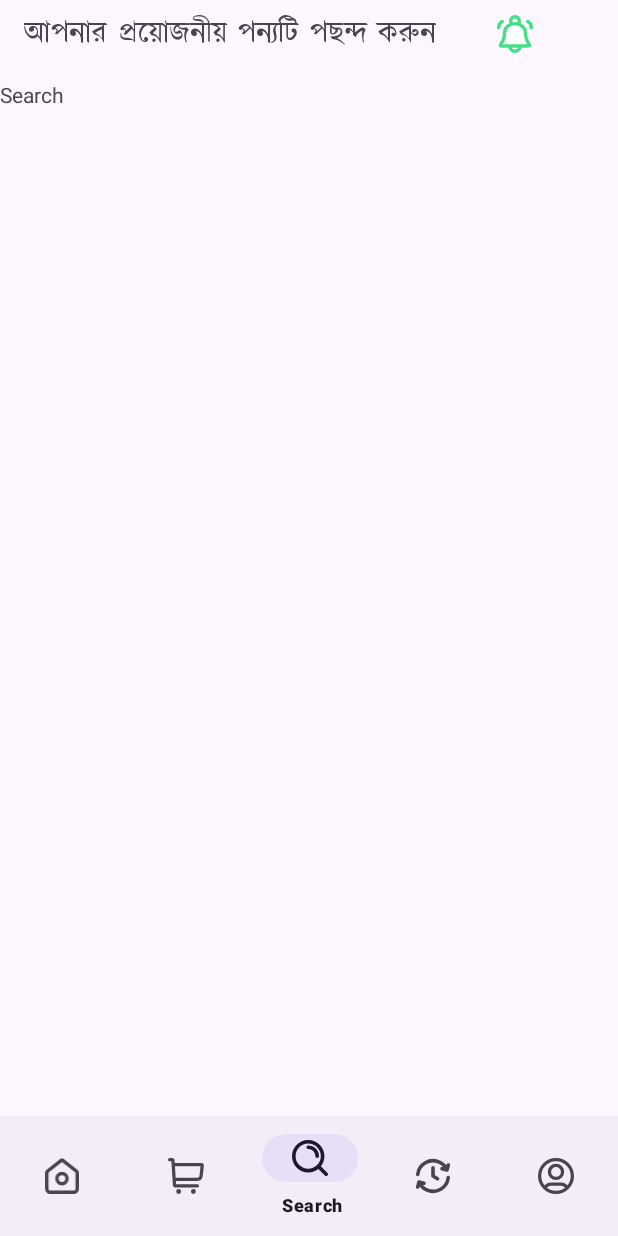
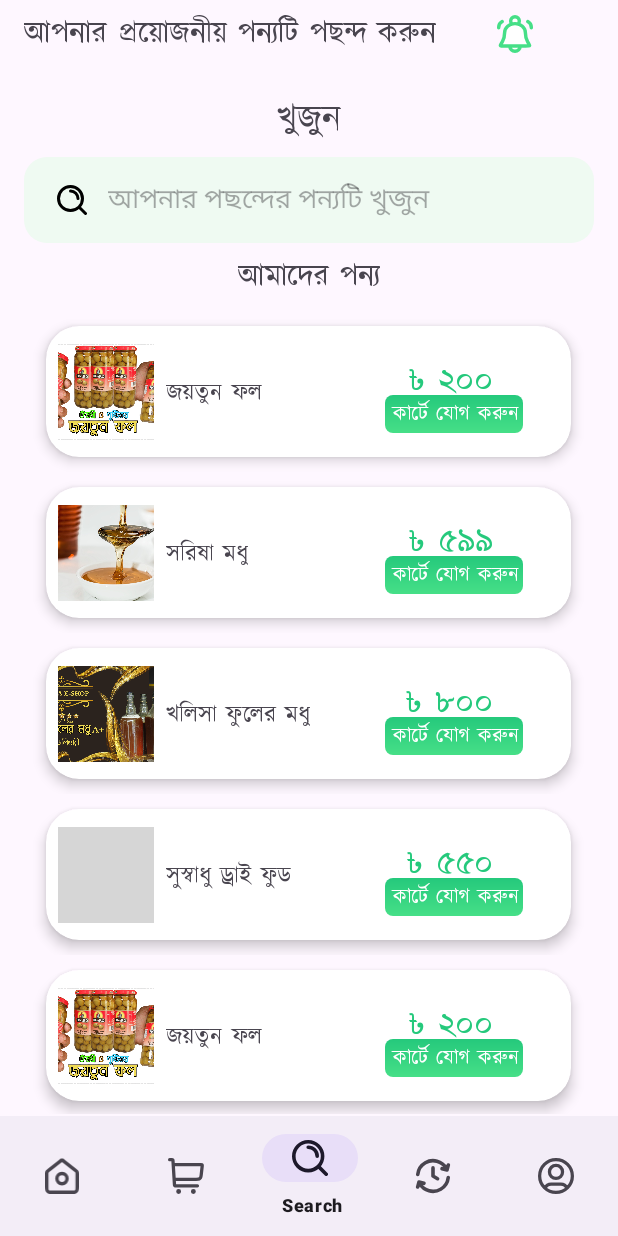
Before and after one commit to saifullah5555/Madina-Eshop-App, an Android app: the SearchFragment screen opened through its navigation route, item 3 of the bottom bar chosen, on a phone screen of 412 x 824 dp. Run offline under Robolectric (Android 15) with nearby library versions, the light colour scheme and no system bars; our stand-ins replace navigation-ui; libraries missing offline, so code that uses them is left out: com.denzcoskun.imageslider; 10 statements that could not run were skipped; grey boxes are pictures that could not be loaded.

Commit message:
alhamdulillah Search Bar Porjonto All ok, Date:4/10/2023. Time: 11:30 am rat. Neat Root Video 7no. ses holo

```diff
--- a/app/build.gradle
+++ b/app/build.gradle
@@ -48,4 +48,6 @@ dependencies {
     androidTestImplementation 'androidx.test.espresso:espresso-core:3.5.1'
 
     implementation 'com.github.denzcoskun:ImageSlideshow:0.1.2'
+
+    implementation 'com.intuit.sdp:sdp-android:1.1.0'
 }
--- a/app/src/main/java/com/madinafinal/madinaeshop/Freagment/CartFragment.kt
+++ b/app/src/main/java/com/madinafinal/madinaeshop/Freagment/CartFragment.kt
@@ -36,7 +36,10 @@ class CartFragment : Fragment() {
         )
 
         val adapter =
-            CartAdapter(ArrayList(CartFoodName), ArrayList(CartItemPrice), ArrayList(CartImage))
+            CartAdapter(
+                ArrayList(CartFoodName),
+                ArrayList(CartItemPrice),
+                ArrayList(CartImage))
         binding.CartRecylerView.layoutManager = LinearLayoutManager(requireContext())
         binding.CartRecylerView.adapter = adapter
 
--- a/app/src/main/java/com/madinafinal/madinaeshop/Freagment/HomeFragment.kt
+++ b/app/src/main/java/com/madinafinal/madinaeshop/Freagment/HomeFragment.kt
@@ -6,6 +6,8 @@ import android.view.ViewGroup
 import androidx.recyclerview.widget.LinearLayoutManager
 import com.denzcoskun.imageslider.constants.ScaleTypes
 import com.denzcoskun.imageslider.models.SlideModel
+import com.google.android.material.bottomsheet.BottomSheetDialog
+import com.madinafinal.madinaeshop.MenuBottomSheetFragment
 import com.madinafinal.madinaeshop.R
 import com.madinafinal.madinaeshop.adapter.PopularAdapter
 import com.madinafinal.madinaeshop.databinding.FragmentHomeBinding
@@ -29,6 +31,12 @@ class HomeFragment : Fragment() {
     ): View1 {
         // Inflate the layout for this fragment
         binding = FragmentHomeBinding.inflate(inflater, container,false)
+
+        binding.ViewallmenuButton.setOnClickListener {
+            val bottomSheetDialog= MenuBottomSheetFragment()
+            bottomSheetDialog.show(parentFragmentManager,"test")
+        }
+
         return binding.root
 
 
@@ -53,8 +61,10 @@ class HomeFragment : Fragment() {
 
         val foodName= listOf("জয়তুন ফল","সরিষা মধু","খলিসা ফুলের মধু","সুস্বাধু ড্রাই ফুড")
         val price= listOf("৳ ২০০","৳ ৫৯৯","৳ ৮০০","৳ ৫৫০")
-        val imagePopular= listOf(R.drawable.jaytun_banner2,R.drawable.sorisamodhu_banner,
-            R.drawable.khalisa_banner,R.drawable.dryfood_banner)
+        val imagePopular= listOf(R.drawable.jaytun_banner2,
+            R.drawable.sorisamodhu_banner,
+            R.drawable.khalisa_banner,
+            R.drawable.dryfood_banner)
 
         val adapter = PopularAdapter(foodName,price,imagePopular)
         binding.PopularRecyclerView.layoutManager = LinearLayoutManager(requireContext())
--- a/app/src/main/java/com/madinafinal/madinaeshop/Freagment/SearchFragment.kt
+++ b/app/src/main/java/com/madinafinal/madinaeshop/Freagment/SearchFragment.kt
@@ -5,56 +5,103 @@ import androidx.fragment.app.Fragment
 import android.view.LayoutInflater
 import android.view.View
 import android.view.ViewGroup
+import android.widget.SearchView
+import androidx.recyclerview.widget.LinearLayoutManager
 import com.madinafinal.madinaeshop.R
+import com.madinafinal.madinaeshop.adapter.MenuAdapter
+import com.madinafinal.madinaeshop.databinding.FragmentSearchBinding
+import com.madinafinal.madinaeshop.databinding.MenuItemBinding
 
-// TODO: Rename parameter arguments, choose names that match
-// the fragment initialization parameters, e.g. ARG_ITEM_NUMBER
-private const val ARG_PARAM1 = "param1"
-private const val ARG_PARAM2 = "param2"
+class SearchFragment : Fragment() {
 
-/**
- * A simple [Fragment] subclass.
- * Use the [SearchFragment.newInstance] factory method to
- * create an instance of this fragment.
- */
-class SearchFragment : Fragment() {
-    // TODO: Rename and change types of parameters
-    private var param1: String? = null
-    private var param2: String? = null
+    private lateinit var binding: FragmentSearchBinding
 
-    override fun onCreate(savedInstanceState: Bundle?) {
+    private lateinit var adapter: MenuAdapter
+    private val orignalMenuFoodName = listOf("জয়তুন ফল", "সরিষা মধু", "খলিসা ফুলের মধু", "সুস্বাধু ড্রাই ফুড",
+        "জয়তুন ফল", "সরিষা মধু", "খলিসা ফুলের মধু", "সুস্বাধু ড্রাই ফুড")
+
+      private val orignalmenuItemPrice = listOf("৳ ২০০", "৳ ৫৯৯", "৳ ৮০০", "৳ ৫৫০",
+        "৳ ২০০", "৳ ৫৯৯", "৳ ৮০০", "৳ ৫৫০")
+
+        private val orignalMenuCartImage = listOf(
+        R.drawable.jaytun_banner2,
+        R.drawable.sorisamodhu_banner,
+        R.drawable.khalisa_banner,
+        R.drawable.dryfood_banner,
+        R.drawable.jaytun_banner2,
+        R.drawable.sorisamodhu_banner,
+        R.drawable.khalisa_banner,
+        R.drawable.dryfood_banner,)
+
+
+       override fun onCreate(savedInstanceState: Bundle?) {
         super.onCreate(savedInstanceState)
-        arguments?.let {
-            param1 = it.getString(ARG_PARAM1)
-            param2 = it.getString(ARG_PARAM2)
+       }
+       private val filterMenuItemName = mutableListOf<String>()
+       private val filterMenuItemPrice = mutableListOf<String>()
+       private val filterMenuImage = mutableListOf<Int>()
+        override fun onCreateView(
+        inflater: LayoutInflater, container: ViewGroup?,
+        savedInstanceState: Bundle?
+        ): View? {
+        // Inflate the layout for this fragment
+        binding = FragmentSearchBinding.inflate(inflater,container,false)
+
+        adapter = MenuAdapter(filterMenuItemName,filterMenuItemPrice,filterMenuImage)
+        binding.allMenuRecyclerView.layoutManager = LinearLayoutManager(requireContext())
+        binding.allMenuRecyclerView.adapter = adapter
+
+            //setup for Search View
+            setupSearchView()
+            //show all menu items
+            showAllMane()
+
+
+        return binding.root
         }
+
+    private fun showAllMane() {
+        filterMenuItemName.clear()
+        filterMenuItemPrice.clear()
+        filterMenuImage.clear()
+
+        filterMenuItemName.addAll(orignalMenuFoodName)
+        filterMenuItemPrice.addAll(orignalmenuItemPrice)
+        filterMenuImage.addAll(orignalMenuCartImage)
+        adapter.notifyDataSetChanged()
     }
 
-    override fun onCreateView(
-        inflater: LayoutInflater, container: ViewGroup?,
-        savedInstanceState: Bundle?
-    ): View? {
-        // Inflate the layout for this fragment
-        return inflater.inflate(R.layout.fragment_search, container, false)
+    private fun setupSearchView() {
+        binding.searchView.setOnQueryTextListener(object :SearchView.OnQueryTextListener{
+            override fun onQueryTextSubmit(query: String): Boolean {
+                filterMenuItems(query)
+                return true
+
+            }
+
+            override fun onQueryTextChange(newText: String): Boolean {
+                filterMenuItems(newText)
+                return true
+            }
+        })
+    }
+
+    private fun filterMenuItems(query: String) {
+      filterMenuItemName.clear()
+      filterMenuItemPrice.clear()
+      filterMenuImage.clear()
+
+        orignalMenuFoodName.forEachIndexed { index, foodName ->
+            if (foodName.contains(query,ignoreCase = true)){
+                filterMenuItemName.add(foodName)
+                filterMenuItemPrice.add(orignalmenuItemPrice[index])
+                filterMenuImage.add(orignalMenuCartImage[index])
+            }
+        }
+        adapter.notifyDataSetChanged()
     }
 
     companion object {
-        /**
-         * Use this factory method to create a new instance of
-         * this fragment using the provided parameters.
-         *
-         * @param param1 Parameter 1.
-         * @param param2 Parameter 2.
-         * @return A new instance of fragment SearchFragment.
-         */
-        // TODO: Rename and change types and number of parameters
-        @JvmStatic
-        fun newInstance(param1: String, param2: String) =
-            SearchFragment().apply {
-                arguments = Bundle().apply {
-                    putString(ARG_PARAM1, param1)
-                    putString(ARG_PARAM2, param2)
-                }
-            }
-    }
+
+        }
 }
--- a/app/src/main/java/com/madinafinal/madinaeshop/adapter/CartAdapter.kt
+++ b/app/src/main/java/com/madinafinal/madinaeshop/adapter/CartAdapter.kt
@@ -46,7 +46,6 @@ private val itemQuantity = IntArray (cartItem.size) { 1 }
                 val itemPosition= adapterPosition
                     if(itemPosition != RecyclerView.NO_POSITION){
                         deleteItem(itemPosition)
-
                     }
 
                 }
@@ -54,9 +53,10 @@ private val itemQuantity = IntArray (cartItem.size) { 1 }
 
         }
         private fun increaseQuantity(position: Int) {
-            if (itemQuantity[position]>10){
+            if (itemQuantity[position]<10){
                 itemQuantity[position] ++
                 binding.cartItemQuantity.text = itemQuantity[position].toString()
+
             }
 
         }
--- /dev/null
+++ b/app/src/main/java/com/madinafinal/madinaeshop/adapter/MenuAdapter.kt
@@ -0,0 +1,36 @@
+package com.madinafinal.madinaeshop.adapter
+
+
+import android.view.LayoutInflater
+import android.view.ViewGroup
+import androidx.recyclerview.widget.RecyclerView
+import com.madinafinal.madinaeshop.databinding.MenuItemBinding
+
+class MenuAdapter(private val menuItemsName: MutableList<String>,
+                private val menuItemPrice:MutableList<String>,
+                  private val menuImage: MutableList<Int>): RecyclerView.Adapter<MenuAdapter.MenuViewHolder>() {
+
+
+    override fun onCreateViewHolder(parent: ViewGroup, viewType: Int): MenuViewHolder {
+        val binding = MenuItemBinding.inflate(LayoutInflater.from(parent.context),parent,false)
+        return MenuViewHolder(binding)
+    }
+
+
+    override fun onBindViewHolder(holder: MenuViewHolder, position: Int) {
+        holder.bind(position)
+    }
+    override fun getItemCount(): Int = menuItemsName.size
+
+    inner class MenuViewHolder(private val binding: MenuItemBinding):RecyclerView.ViewHolder(binding.root) {
+        fun bind(position: Int) {
+            binding.apply {
+                menufoodName.text= menuItemsName[position]
+                menuitemprice.text = menuItemPrice[position]
+                menuimage.setImageResource(menuImage[position])
+
+            }
+        }
+
+    }
+}
--- a/app/src/main/res/drawable/arrow_left.xml
+++ b/app/src/main/res/drawable/arrow_left.xml
@@ -8,6 +8,6 @@
       android:strokeLineJoin="round"
       android:strokeWidth="2"
       android:fillColor="#00000000"
-      android:strokeColor="@color/green2"
+      android:strokeColor="@color/iconColor"
       android:strokeLineCap="round"/>
 </vector>
--- a/app/src/main/res/layout/cart_item.xml
+++ b/app/src/main/res/layout/cart_item.xml
@@ -38,7 +38,7 @@
                 android:id="@+id/CartFoodName"
                 android:layout_width="wrap_content"
                 android:layout_height="wrap_content"
-                android:layout_marginLeft="16dp"
+                android:layout_marginStart="@dimen/_12sdp"
                 android:fontFamily="@font/kalpurush"
                 android:text="পন্যের নাম"
                 android:textSize="20sp"
--- a/app/src/main/res/layout/fragment_cart.xml
+++ b/app/src/main/res/layout/fragment_cart.xml
@@ -14,7 +14,7 @@
         android:layout_marginTop="8dp"
         android:fontFamily="@font/kalpurush"
         android:text="কার্ট"
-        android:textSize="24sp"
+        android:textSize="@dimen/_18sdp"
         app:layout_constraintEnd_toEndOf="parent"
         app:layout_constraintStart_toStartOf="parent"
         app:layout_constraintTop_toTopOf="parent" />
--- a/app/src/main/res/layout/fragment_home.xml
+++ b/app/src/main/res/layout/fragment_home.xml
@@ -7,7 +7,7 @@
     tools:context=".Freagment.HomeFragment">
 
     <TextView
-        android:id="@+id/textView24"
+        android:id="@+id/ViewallmenuButton"
         android:layout_width="70dp"
         android:layout_height="22dp"
         android:layout_marginTop="16dp"
@@ -15,7 +15,6 @@
         android:background="@drawable/textviewshape"
         android:elevation="6dp"
         android:fontFamily="@font/kalpurush"
-        android:gravity="center_vertical"
         android:text="মেনু"
         android:textAlignment="center"
         android:textColor="@color/green"
@@ -54,7 +53,7 @@
         app:layout_constraintBottom_toBottomOf="parent"
         app:layout_constraintEnd_toEndOf="parent"
         app:layout_constraintStart_toStartOf="parent"
-        app:layout_constraintTop_toBottomOf="@+id/textView24" />
+        app:layout_constraintTop_toBottomOf="@+id/ViewallmenuButton" />
 
     <TextView
         android:id="@+id/textView23"
--- a/app/src/main/res/layout/fragment_search.xml
+++ b/app/src/main/res/layout/fragment_search.xml
@@ -1,5 +1,6 @@
 <?xml version="1.0" encoding="utf-8"?>
-<FrameLayout xmlns:android="http://schemas.android.com/apk/res/android"
+<androidx.constraintlayout.widget.ConstraintLayout xmlns:android="http://schemas.android.com/apk/res/android"
+    xmlns:app="http://schemas.android.com/apk/res-auto"
     xmlns:tools="http://schemas.android.com/tools"
     android:layout_width="match_parent"
     android:layout_height="match_parent"
@@ -7,8 +8,56 @@
 
     <!-- TODO: Update blank fragment layout -->
     <TextView
+        android:id="@+id/textView24"
+        android:layout_width="wrap_content"
+        android:layout_height="wrap_content"
+        android:layout_marginTop="8dp"
+        android:fontFamily="@font/kalpurush"
+        android:text="খুজুন"
+        android:textSize="24sp"
+        app:layout_constraintEnd_toEndOf="parent"
+        app:layout_constraintStart_toStartOf="parent"
+        app:layout_constraintTop_toTopOf="parent" />
+
+    <SearchView
+        android:id="@+id/searchView"
+        android:layout_width="0dp"
+        android:layout_height="57dp"
+        android:layout_marginStart="16dp"
+        android:layout_marginTop="8dp"
+        android:layout_marginEnd="16dp"
+        android:background="@drawable/serachshape"
+        android:fontFamily="@font/kalpurush"
+        android:iconifiedByDefault="false"
+        android:queryBackground="@android:color/transparent"
+        android:queryHint="আপনার পছন্দের পন্যটি খুজুন"
+        android:searchIcon="@drawable/search"
+        app:layout_constraintEnd_toEndOf="parent"
+        app:layout_constraintStart_toStartOf="parent"
+        app:layout_constraintTop_toBottomOf="@+id/textView24" />
+
+    <TextView
+        android:id="@+id/textView26"
+        android:layout_width="wrap_content"
+        android:layout_height="wrap_content"
+        android:layout_marginTop="8dp"
+        android:fontFamily="@font/kalpurush"
+        android:text="আমাদের পন্য"
+        android:textSize="20sp"
+        app:layout_constraintEnd_toEndOf="parent"
+        app:layout_constraintStart_toStartOf="parent"
+        app:layout_constraintTop_toBottomOf="@+id/searchView" />
+
+    <androidx.recyclerview.widget.RecyclerView
+        android:id="@+id/allMenuRecyclerView"
         android:layout_width="match_parent"
-        android:layout_height="match_parent"
-        android:text="Search" />
+        android:layout_height="0dp"
+        android:layout_marginTop="8dp"
+        app:layout_constraintBottom_toBottomOf="parent"
+        app:layout_constraintEnd_toEndOf="parent"
+        app:layout_constraintHorizontal_bias="0.0"
+        app:layout_constraintStart_toStartOf="parent"
+        app:layout_constraintTop_toBottomOf="@+id/textView26"
+        app:layout_constraintVertical_bias="0.0" />
 
-</FrameLayout>
+</androidx.constraintlayout.widget.ConstraintLayout>
--- a/app/src/main/res/layout/menu_item.xml
+++ b/app/src/main/res/layout/menu_item.xml
@@ -1,8 +1,10 @@
 <?xml version="1.0" encoding="utf-8"?>
-<androidx.constraintlayout.widget.ConstraintLayout xmlns:android="http://schemas.android.com/apk/res/android"
+<androidx.appcompat.widget.LinearLayoutCompat xmlns:android="http://schemas.android.com/apk/res/android"
+    xmlns:app="http://schemas.android.com/apk/res-auto"
     android:layout_width="match_parent"
-    android:layout_height="match_parent"
-    xmlns:app="http://schemas.android.com/apk/res-auto">
+    android:layout_height="wrap_content"
+    android:gravity="center_horizontal"
+    android:orientation="vertical">
 
     <androidx.cardview.widget.CardView
         android:layout_width="350dp"
@@ -21,7 +23,7 @@
             android:layout_height="match_parent">
 
             <ImageView
-                android:id="@+id/imagePopular"
+                android:id="@+id/menuimage"
                 android:layout_width="64dp"
                 android:layout_height="64dp"
                 android:layout_marginLeft="8dp"
@@ -34,19 +36,19 @@
             </ImageView>
 
             <TextView
-                android:id="@+id/foodNamePopular"
+                android:id="@+id/menufoodName"
                 android:layout_width="wrap_content"
                 android:layout_height="wrap_content"
-                android:layout_marginLeft="16dp"
+                android:layout_marginStart="8dp"
                 android:fontFamily="@font/kalpurush"
                 android:text="প্রোডাক্ট"
                 android:textSize="16sp"
-                app:layout_constraintBottom_toBottomOf="@+id/imagePopular"
-                app:layout_constraintStart_toEndOf="@+id/imagePopular"
-                app:layout_constraintTop_toTopOf="@+id/imagePopular" />
+                app:layout_constraintBottom_toBottomOf="@+id/menuimage"
+                app:layout_constraintStart_toEndOf="@+id/menuimage"
+                app:layout_constraintTop_toTopOf="@+id/menuimage" />
 
             <TextView
-                android:id="@+id/pricePopular"
+                android:id="@+id/menuitemprice"
                 android:layout_width="wrap_content"
                 android:layout_height="wrap_content"
                 android:layout_marginTop="20dp"
@@ -59,7 +61,7 @@
                 app:layout_constraintTop_toTopOf="parent" />
 
             <TextView
-                android:id="@+id/addToCartPopular"
+                android:id="@+id/menuaddToCart"
                 android:layout_width="92dp"
                 android:layout_height="25dp"
                 android:layout_marginTop="8dp"
@@ -72,10 +74,9 @@
 
                 android:textColor="@color/white"
                 app:layout_constraintBottom_toBottomOf="parent"
-                app:layout_constraintEnd_toEndOf="parent"
-                app:layout_constraintTop_toBottomOf="@+id/pricePopular" />
+                app:layout_constraintEnd_toEndOf="parent" />
         </androidx.constraintlayout.widget.ConstraintLayout>
 
     </androidx.cardview.widget.CardView>
 
-</androidx.constraintlayout.widget.ConstraintLayout>
+</androidx.appcompat.widget.LinearLayoutCompat>
--- a/app/src/main/res/values/colors.xml
+++ b/app/src/main/res/values/colors.xml
@@ -4,5 +4,6 @@
     <color name="white">#FFFFFFFF</color>
     <color name="green">#25C97C</color>
     <color name="green2">#46df87</color>
+    <color name="iconColor">#FEAD1D</color>
 
 </resources>
```
Also changed, not shown: app/src/main/AndroidManifest.xml (+8 -5 lines), app/src/main/java/com/madinafinal/madinaeshop/MenuBottomSheetFragment.kt (added, +64 -0 lines), app/src/main/res/layout/fragment_menu_bottom_sheet.xml (added, +37 -0 lines).
